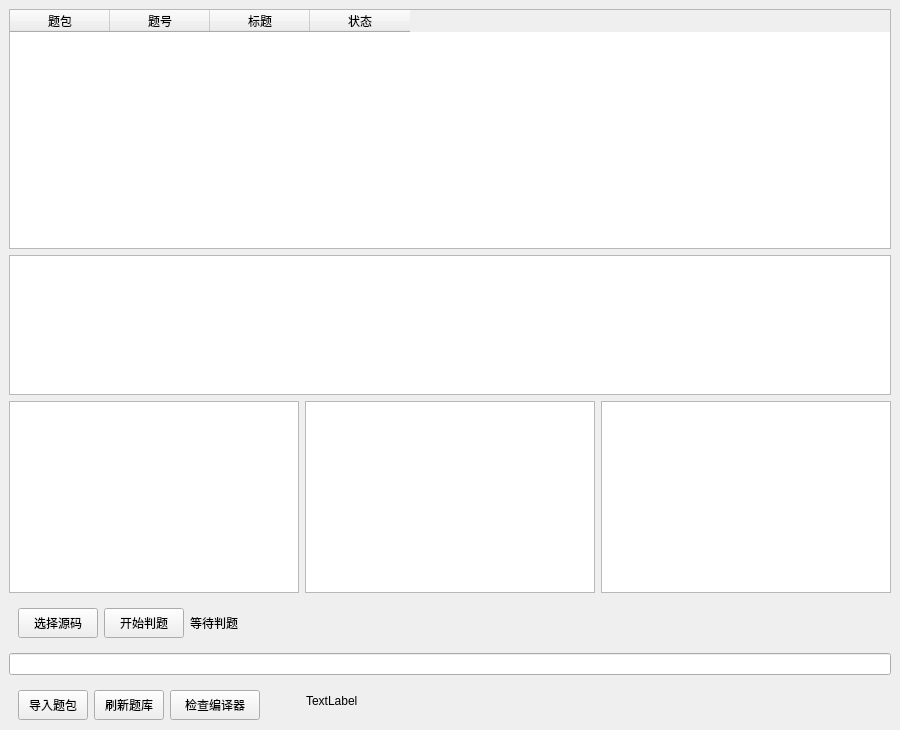
The window that ui/mainwindow.ui (HYXscut/CodeVault) describes before a commit, drawn with Qt 5.
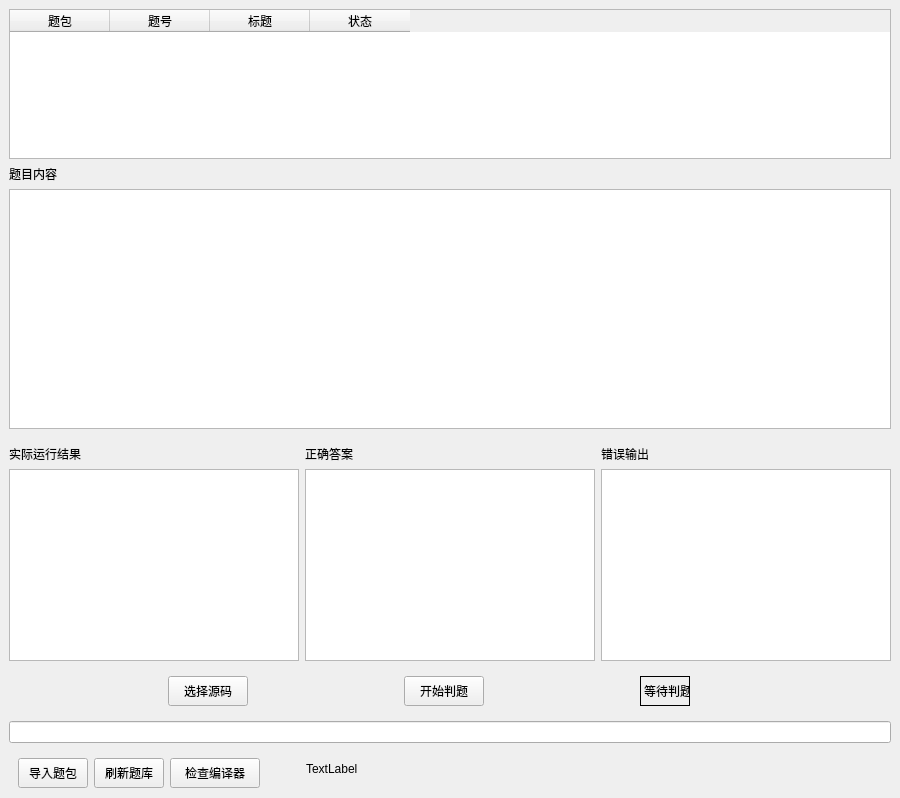
The same window after the commit.

Commit message: feat: persist practice progress in UI

What changed in the file:
```diff
--- a/ui/mainwindow.ui
+++ b/ui/mainwindow.ui
@@ -7,7 +7,7 @@
     <x>0</x>
     <y>0</y>
     <width>900</width>
-    <height>600</height>
+    <height>705</height>
    </rect>
   </property>
   <property name="windowTitle">
@@ -35,13 +35,13 @@
       <property name="minimumSize">
        <size>
         <width>0</width>
-        <height>240</height>
+        <height>150</height>
        </size>
       </property>
       <property name="maximumSize">
        <size>
         <width>16777215</width>
-        <height>240</height>
+        <height>150</height>
        </size>
       </property>
       <property name="rowCount">
@@ -72,6 +72,13 @@
       </column>
      </widget>
     </item>
+    <item>
+     <widget class="QLabel" name="label_4">
+      <property name="text">
+       <string>题目内容</string>
+      </property>
+     </widget>
+    </item>
     <item>
      <widget class="QTextEdit" name="statementText">
       <property name="sizePolicy">
@@ -83,25 +90,25 @@
       <property name="minimumSize">
        <size>
         <width>0</width>
-        <height>140</height>
+        <height>240</height>
        </size>
       </property>
       <property name="maximumSize">
        <size>
         <width>16777215</width>
-        <height>140</height>
+        <height>240</height>
        </size>
       </property>
      </widget>
     </item>
     <item>
      <widget class="QWidget" name="widget_3" native="true">
-      <layout class="QHBoxLayout" name="horizontalLayout_3">
+      <layout class="QGridLayout" name="gridLayout">
        <property name="leftMargin">
         <number>0</number>
        </property>
        <property name="topMargin">
-        <number>0</number>
+        <number>10</number>
        </property>
        <property name="rightMargin">
         <number>0</number>
@@ -109,15 +116,36 @@
        <property name="bottomMargin">
         <number>0</number>
        </property>
-       <item>
-        <widget class="QTextEdit" name="actualOutputText"/>
-       </item>
-       <item>
+       <item row="1" column="1">
         <widget class="QTextEdit" name="expectedOutputText"/>
        </item>
-       <item>
+       <item row="1" column="2">
         <widget class="QTextEdit" name="errorOutputText"/>
        </item>
+       <item row="1" column="0">
+        <widget class="QTextEdit" name="actualOutputText"/>
+       </item>
+       <item row="0" column="0">
+        <widget class="QLabel" name="label">
+         <property name="text">
+          <string>实际运行结果</string>
+         </property>
+        </widget>
+       </item>
+       <item row="0" column="1">
+        <widget class="QLabel" name="label_2">
+         <property name="text">
+          <string>正确答案</string>
+         </property>
+        </widget>
+       </item>
+       <item row="0" column="2">
+        <widget class="QLabel" name="label_3">
+         <property name="text">
+          <string>错误输出</string>
+         </property>
+        </widget>
+       </item>
       </layout>
      </widget>
     </item>
@@ -164,6 +192,27 @@
        </item>
        <item>
         <widget class="QLabel" name="resultLabel">
+         <property name="sizePolicy">
+          <sizepolicy hsizetype="Fixed" vsizetype="Preferred">
+           <horstretch>0</horstretch>
+           <verstretch>0</verstretch>
+          </sizepolicy>
+         </property>
+         <property name="minimumSize">
+          <size>
+           <width>50</width>
+           <height>0</height>
+          </size>
+         </property>
+         <property name="maximumSize">
+          <size>
+           <width>50</width>
+           <height>16777215</height>
+          </size>
+         </property>
+         <property name="frameShape">
+          <enum>QFrame::Shape::Panel</enum>
+         </property>
          <property name="text">
           <string>等待判题</string>
          </property>
```
The commit also changes 2 other files.
